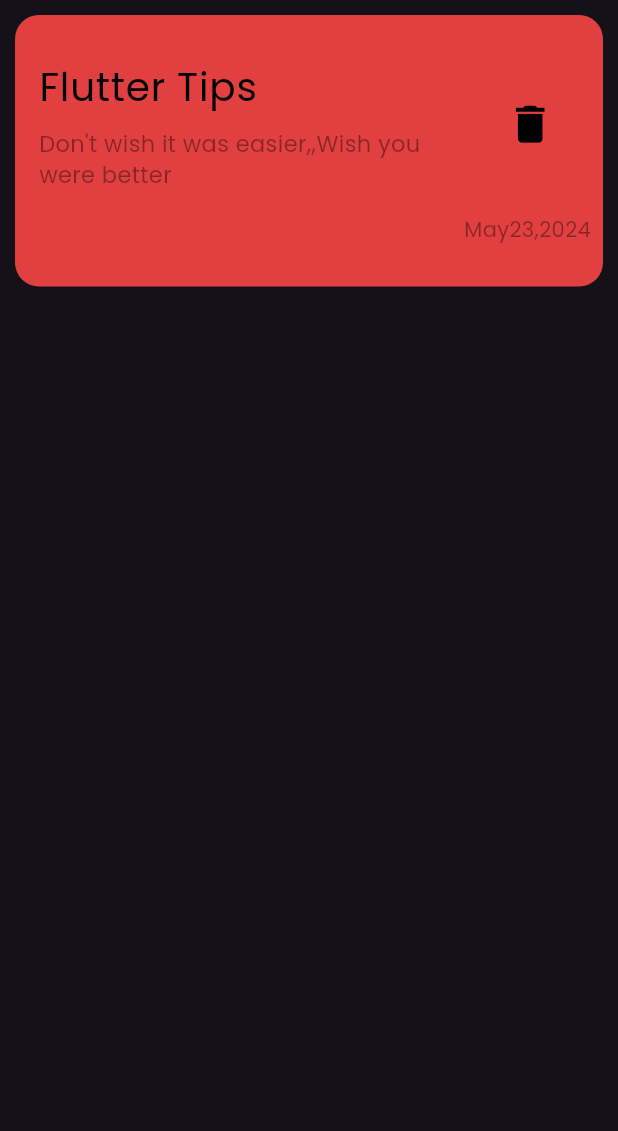
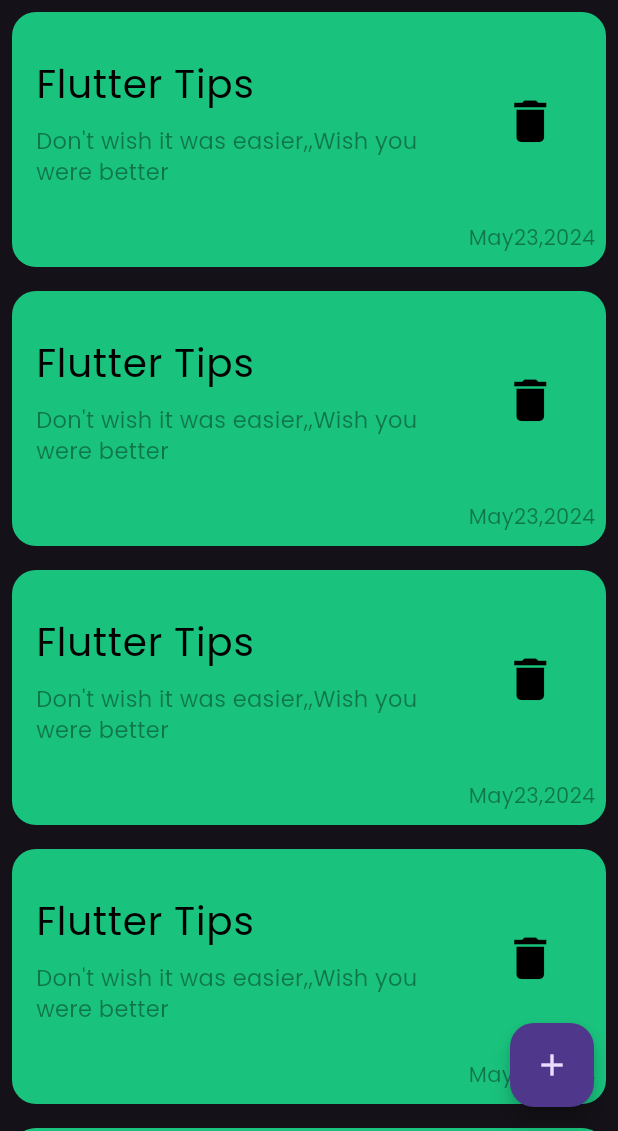
Before and after one commit to JosephMarzouk/notes-app, a Flutter app: the screen it shows after launch, on a phone screen of 412 x 824 dp, the part 105-1236 px from its top. Run offline on Flutter 3.47's test engine with Material 3 defaults, Android fonts, the phone set to English and light mode, and no system bars.

Commit message:
add note bottom sheet

```diff
--- a/lib/view/homeScreen.dart
+++ b/lib/view/homeScreen.dart
@@ -1,7 +1,7 @@
 import 'package:flutter/material.dart';
-import 'package:notes_app/widgets/customNoteItem.dart';
+import 'package:notes_app/widgets/addnotebottomsheet.dart';
+import 'package:notes_app/widgets/customListView.dart';
 import 'package:notes_app/widgets/customsearchicon.dart';
-import 'package:notes_app/widgets/homeviewbody.dart';
 
 class HomeView extends StatelessWidget {
   const HomeView({super.key});
@@ -27,12 +27,21 @@ class HomeView extends StatelessWidget {
         ],
       ),
       body: Padding(
-        padding: const EdgeInsets.all(10),
+        padding: const EdgeInsets.only(left: 8, right: 8),
         child: Column(
           children: [
-            NoteItem(itemColor: Color(0xffe24040),)
+            Expanded(child: NotesListView(itemColor: const Color(0xff19c37d))),
           ],
         ),
+      ),
+      floatingActionButton: FloatingActionButton(
+        onPressed: () {
+          showModalBottomSheet(context: context, builder: (context)
+          {
+            return AddNoteBottomSheet();
+          });
+        },
+        child: const Icon(Icons.add),
       ),
     );
   }
--- /dev/null
+++ b/lib/widgets/customListView.dart
@@ -0,0 +1,16 @@
+import 'package:flutter/material.dart';
+import 'package:notes_app/widgets/customNoteItem.dart';
+
+class NotesListView extends StatelessWidget {
+  const NotesListView({super.key, required this.itemColor});
+final Color itemColor;
+  @override
+  Widget build(BuildContext context) {
+    return ListView.builder(itemBuilder: (context,index){
+      return Padding(
+        padding: const EdgeInsets.symmetric(vertical: 8),
+        child: NoteItem(itemColor: itemColor),
+      );
+    });
+  }
+}
--- a/lib/widgets/customNoteItem.dart
+++ b/lib/widgets/customNoteItem.dart
@@ -2,7 +2,7 @@ import 'package:flutter/material.dart';
 
 class NoteItem extends StatelessWidget {
    NoteItem({required this.itemColor});
-  var itemColor;
+   final Color itemColor;
 
   @override
   Widget build(BuildContext context) {
@@ -10,7 +10,7 @@ class NoteItem extends StatelessWidget {
         decoration: BoxDecoration(
             color: itemColor, borderRadius: BorderRadius.circular(16)),
         child: Padding(
-          padding: const EdgeInsets.only(top:20,bottom: 20),
+          padding: const EdgeInsets.only(top:20,bottom: 10),
           child: Column(
             crossAxisAlignment: CrossAxisAlignment.end,
             children: [
@@ -21,17 +21,17 @@ class NoteItem extends StatelessWidget {
 
                   ),
                   subtitle: Padding(
-                    padding: const EdgeInsets.only(top:8.0),
+                    padding:const EdgeInsets.only(top:8.0),
                     child: Text(
                         'Don\'t wish it was easier,,Wish you were better',
                         style: TextStyle(color: Colors.black.withOpacity(0.4),fontSize: 15)),
                   ),
                   trailing: IconButton(
                     onPressed: () {},
-                    icon: Icon(Icons.delete,color: Colors.black,size: 33,),
+                    icon: const Icon(Icons.delete,color: Colors.black,size: 37,),
                   )),
                   Padding(
-                    padding: const EdgeInsets.all(8.0),
+                    padding: const EdgeInsets.only(top:15 ,right:7 ),
                     child: Text('May23,2024',style: TextStyle(color: Colors.black.withOpacity(0.4))),
                   ),
             ],
```
